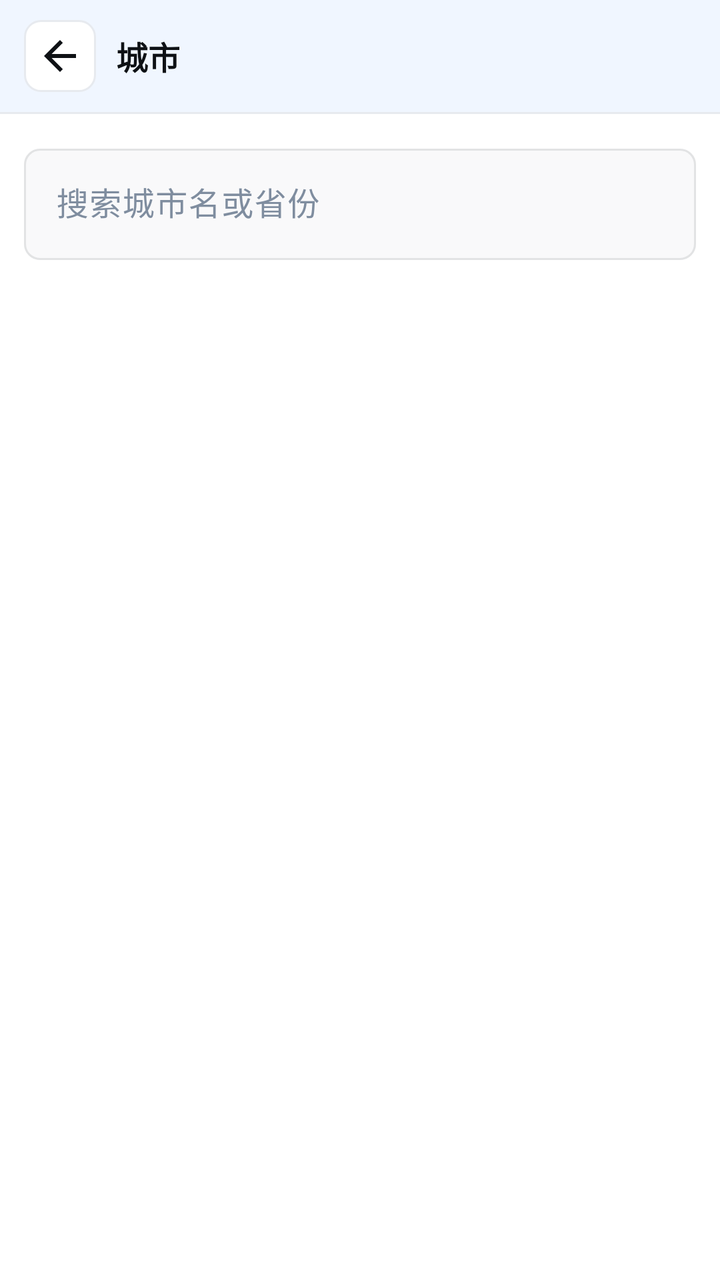
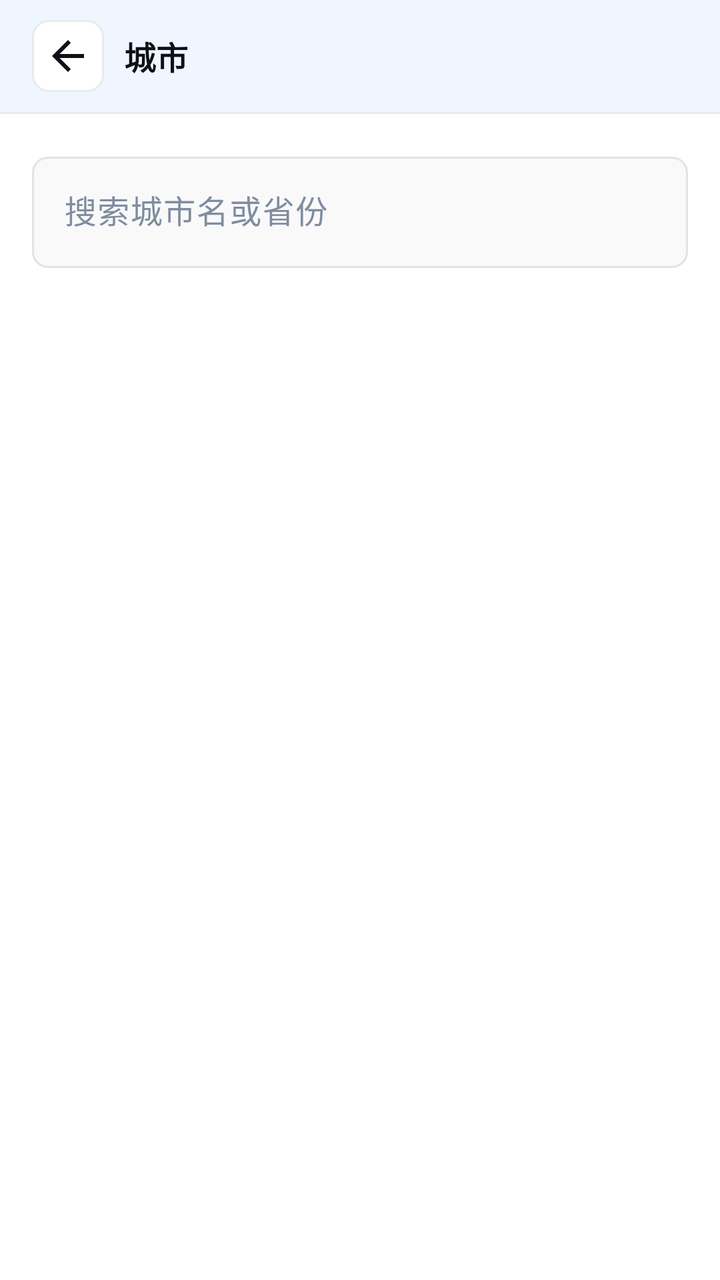

The first picture is an Android layout as it rendered before a commit; the second is the same layout after the commit. The layout source and the unified diff follow.
<!-- AndroidManifest.xml: application theme Theme.CityFootprint -->
<!-- res/layout/activity_city_picker.xml -->
<?xml version="1.0" encoding="utf-8"?>
<LinearLayout xmlns:android="http://schemas.android.com/apk/res/android"
    android:layout_width="match_parent"
    android:layout_height="match_parent"
    android:background="@color/bg"
    android:orientation="vertical">

    <LinearLayout
        android:layout_width="match_parent"
        android:layout_height="wrap_content"
        android:background="@color/sidebar"
        android:orientation="vertical">

        <LinearLayout
            android:layout_width="match_parent"
            android:layout_height="56dp"
            android:gravity="center_vertical"
            android:orientation="horizontal"
            android:paddingStart="12dp"
            android:paddingEnd="12dp">

            <ImageButton
                android:id="@+id/btnBack"
                android:layout_width="36dp"
                android:layout_height="36dp"
                android:background="@drawable/bg_action_button"
                android:contentDescription="@string/common_back"
                android:padding="6dp"
                android:src="@drawable/ic_back"
                android:tint="@color/sidebar_fg" />

            <TextView
                android:id="@+id/title"
                android:layout_width="0dp"
                android:layout_height="wrap_content"
                android:layout_marginStart="10dp"
                android:layout_weight="1"
                android:ellipsize="end"
                android:maxLines="1"
                android:text="@string/edit_city"
                android:textColor="@color/sidebar_fg"
                android:textSize="16sp"
                android:textStyle="bold" />
        </LinearLayout>

        <View
            android:layout_width="match_parent"
            android:layout_height="1dp"
            android:background="@color/sidebar_border" />
    </LinearLayout>

    <com.google.android.material.textfield.TextInputLayout
        android:id="@+id/searchLayout"
        style="@style/Widget.App.TextInputLayout"
        android:layout_width="match_parent"
        android:layout_height="wrap_content"
        android:layout_marginStart="12dp"
        android:layout_marginTop="12dp"
        android:layout_marginEnd="12dp"
        android:hint="@string/city_search_hint">

        <com.google.android.material.textfield.TextInputEditText
            android:id="@+id/inputSearch"
            android:layout_width="match_parent"
            android:layout_height="wrap_content"
            android:imeOptions="actionSearch"
            android:inputType="text"
            android:maxLines="1" />
    </com.google.android.material.textfield.TextInputLayout>

    <FrameLayout
        android:layout_width="match_parent"
        android:layout_height="0dp"
        android:layout_weight="1">

        <androidx.recyclerview.widget.RecyclerView
            android:id="@+id/cityList"
            android:layout_width="match_parent"
            android:layout_height="match_parent"
            android:clipToPadding="false"
            android:paddingBottom="16dp" />

        <TextView
            android:id="@+id/textCityEmpty"
            android:layout_width="wrap_content"
            android:layout_height="wrap_content"
            android:layout_gravity="center"
            android:text="@string/city_empty"
            android:textColor="@color/muted_fg"
            android:textSize="14sp"
            android:visibility="gone" />
    </FrameLayout>
</LinearLayout>
<!-- resources referenced by this layout -->
<resources>
  <color name="bg">#FFFFFF</color>
  <color name="muted_fg">#7F8D9F</color>
  <color name="sidebar">#F0F6FF</color>
  <color name="sidebar_border">#E7EAEF</color>
  <color name="sidebar_fg">#0E1115</color>
  <!-- drawable bg_action_button (drawable) -->
  <?xml version="1.0" encoding="utf-8"?>
  <shape xmlns:android="http://schemas.android.com/apk/res/android"
      android:shape="rectangle">
      <corners android:radius="8dp" />
      <solid android:color="@color/card" />
      <stroke
          android:width="1dp"
          android:color="@color/sidebar_border" />
  </shape>
  <!-- drawable ic_back (drawable) -->
  <?xml version="1.0" encoding="utf-8"?>
  <vector xmlns:android="http://schemas.android.com/apk/res/android"
      android:width="24dp"
      android:height="24dp"
      android:viewportWidth="24"
      android:viewportHeight="24">
      <path
          android:fillColor="#FF000000"
          android:pathData="M20,11 L7.83,11 L13.42,5.41 L12,4 L4,12 L12,20 L13.41,18.59 L7.83,13 L20,13 Z" />
  </vector>
  <string name="city_empty">没有匹配的城市</string>
  <string name="city_search_hint">搜索城市名或省份</string>
  <string name="common_back">返回</string>
  <string name="edit_city">城市</string>
  <style name="Widget.App.TextInputLayout" parent="Widget.Material3.TextInputLayout.OutlinedBox">
          <item name="boxCornerRadiusTopStart">8dp</item>
          <item name="boxCornerRadiusTopEnd">8dp</item>
          <item name="boxCornerRadiusBottomStart">8dp</item>
          <item name="boxCornerRadiusBottomEnd">8dp</item>
          <item name="boxStrokeColor">@color/field_stroke</item>
          <item name="boxStrokeWidth">1dp</item>
          <item name="boxStrokeWidthFocused">1dp</item>
          <item name="boxBackgroundColor">@color/popover</item>
          <item name="hintTextColor">@color/muted_fg</item>
          <item name="android:textColorHint">@color/muted_fg</item>
      </style>
  <color name="card">#FFFFFF</color>
  <color name="popover">#F9F9FA</color>
  <color name="accent">#4285F4</color>
  <color name="on_accent">#FFFFFF</color>
  <color name="accent_light">#DBEAFE</color>
  <color name="accent_soft_fg">#003E8F</color>
  <color name="fg">#0E1115</color>
  <color name="input_border">#E2E3E4</color>
  <color name="destructive">#EF4444</color>
  <color name="window_bg_light">#F0F6FF</color>
  <style name="Widget.App.CardView" parent="Widget.Material3.CardView.Outlined">
          <item name="cardCornerRadius">8dp</item>
          <item name="cardElevation">0dp</item>
          <item name="cardBackgroundColor">@color/card</item>
          <item name="strokeColor">@color/border</item>
          <item name="strokeWidth">1dp</item>
      </style>
  <style name="Widget.App.Button" parent="Widget.Material3.Button">
          <item name="cornerRadius">8dp</item>
      </style>
  <color name="border">#EBEBEB</color>
  <!-- unchanged entries left out for length: 1 -->
</resources>

<!-- the commit's change to res/layout/activity_city_picker.xml (unified diff, before → after) -->
@@ -16,8 +16,8 @@
             android:layout_height="56dp"
             android:gravity="center_vertical"
             android:orientation="horizontal"
-            android:paddingStart="12dp"
-            android:paddingEnd="12dp">
+            android:paddingStart="16dp"
+            android:paddingEnd="16dp">
 
             <ImageButton
                 android:id="@+id/btnBack"
@@ -54,9 +54,9 @@
         style="@style/Widget.App.TextInputLayout"
         android:layout_width="match_parent"
         android:layout_height="wrap_content"
-        android:layout_marginStart="12dp"
-        android:layout_marginTop="12dp"
-        android:layout_marginEnd="12dp"
+        android:layout_marginStart="16dp"
+        android:layout_marginTop="16dp"
+        android:layout_marginEnd="16dp"
         android:hint="@string/city_search_hint">
 
         <com.google.android.material.textfield.TextInputEditText
